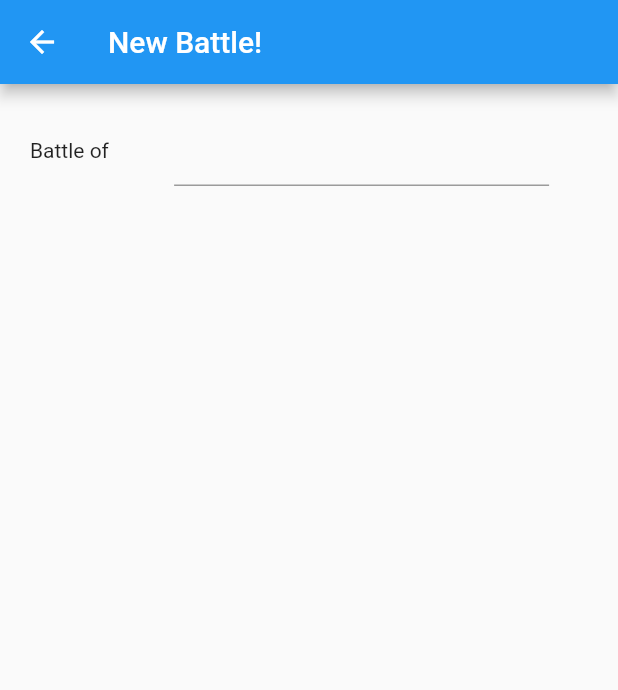
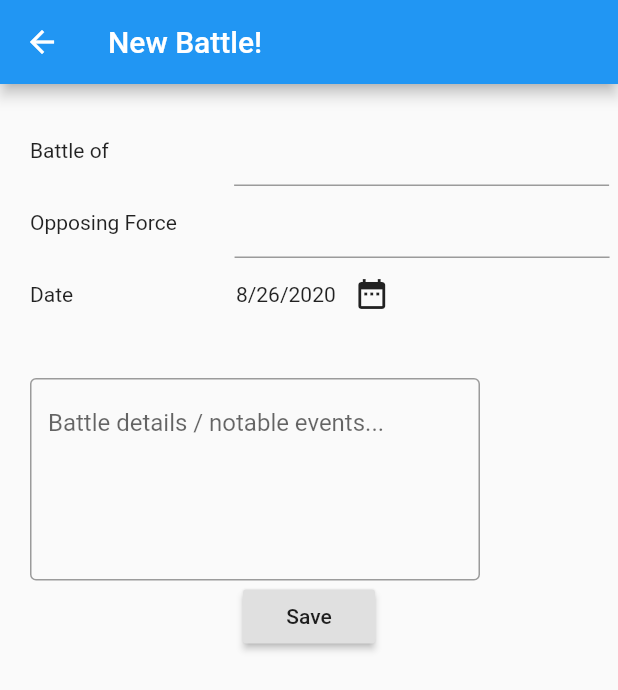
Before and after one commit to Jipwox/Croosade4DK, a Flutter app: the AddCrusadeBattlePage screen opened directly with empty values, on a phone screen of 412 x 824 dp. Shown: the top 690 px of the screen. Run offline on Flutter 3.47's test engine with Material 2 defaults, Android fonts, the phone set to English and light mode, and no system bars; our stand-ins replace image_picker, material_design_icons_flutter, sqflite; accounts and stored records are empty.

```diff
--- a/croosade_4dk/lib/Pages/AddCrusadeBattlePage.dart
+++ b/croosade_4dk/lib/Pages/AddCrusadeBattlePage.dart
@@ -1,3 +1,4 @@
+import 'package:flutter/cupertino.dart';
 import 'package:flutter/material.dart';
 import '../Models/CrusadeBattleModel.dart';
 import '../Models/CrusadeCardModel.dart';
@@ -19,6 +20,20 @@ class _AddCrusadeBattleState extends State<AddCrusadeBattlePage>{
   TextEditingController infoController = new TextEditingController();
   TextEditingController date = new TextEditingController();
   List<CrusadeCardModel> cardModels = new List<CrusadeCardModel>();
+  DateTime selectedDate = DateTime.now();
+  Set<int> checkedIds = new Set<int>();
+  Map<int,bool> checkedValues = new Map<int,bool>();
+
+  Future<List<CrusadeCardModel>> initRetrieveCardModels() async {
+    cardModels = await DatabaseProvider.db.getCrusadeCards(widget.crusadeForceId);
+
+    cardModels.forEach((element) {
+      checkedIds.add(element.id);
+      checkedValues[element.id] = true;
+    });
+
+    return cardModels;
+  }
 
   Future<List<CrusadeCardModel>> retrieveCardModels() async {
     cardModels = await DatabaseProvider.db.getCrusadeCards(widget.crusadeForceId);
@@ -26,10 +41,23 @@ class _AddCrusadeBattleState extends State<AddCrusadeBattlePage>{
     return cardModels;
   }
 
+  Future<void> _selectDate(BuildContext context) async {
+    final DateTime picked = await showDatePicker(
+        context: context,
+        initialDate: selectedDate,
+        firstDate: DateTime(2015, 8),
+        lastDate: DateTime(2101));
+    if (picked != null && picked != selectedDate)
+      setState(() {
+        selectedDate = picked;
+      });
+  }
+
+
   @override
   void initState(){
     super.initState();
-    retrieveCardModels();
+    initRetrieveCardModels();
   }
 
   void refreshPage(){
@@ -55,7 +83,7 @@ class _AddCrusadeBattleState extends State<AddCrusadeBattlePage>{
                           children: [
                             Padding(padding: EdgeInsets.only(top: 10.0, left: 20.0),),
                             Text("Battle of "),
-                            SizedBox(width: 40,),
+                            SizedBox(width: 80,),
                             Container(
                               width: 250.0,
                               child: TextField(
@@ -66,9 +94,37 @@ class _AddCrusadeBattleState extends State<AddCrusadeBattlePage>{
                             ),
                           ]
                       ),
+                      Row(
+                          mainAxisAlignment: MainAxisAlignment.start,
+                          children: [
+                            Padding(padding: EdgeInsets.only(top: 10.0, left: 20.0),),
+                            Text("Opposing Force "),
+                            SizedBox(width: 35,),
+                            Container(
+                              width: 250.0,
+                              child: TextField(
+                                decoration: InputDecoration(
+                                ),
+                                controller: opposingForceNameController,
+                              ),
+                            ),
+                          ]
+                      ),
+                      Row(
+                          mainAxisAlignment: MainAxisAlignment.start,
+                          children: [
+                            Padding(padding: EdgeInsets.only(top: 10.0, left: 20.0),),
+                            Text("Date "),
+                            SizedBox(width: 105,),
+                            Text("${selectedDate.month}/${selectedDate.day}/${selectedDate.year}"),
+                            IconButton(
+                              icon: Icon(Icons.date_range),
+                              onPressed: () => _selectDate(context),
+                            ),
+                          ]
+                      ),
                       ListView.separated(
                         shrinkWrap: true,
-                        physics: new NeverScrollableScrollPhysics(),
                         padding: EdgeInsets.all(16.0),
                         itemCount: cardModels.length,
                         itemBuilder: /*1*/ (context, i) {
@@ -76,7 +132,30 @@ class _AddCrusadeBattleState extends State<AddCrusadeBattlePage>{
                         },
                         separatorBuilder: (context, index) {
                           return Divider();
-                        },)
+                        },),
+                      Row(
+                          mainAxisAlignment: MainAxisAlignment.start,
+                          children: [
+                            Padding(padding: EdgeInsets.only(top: 10.0, left: 20.0),),
+                            Container(
+                              width: 300,
+                              child: TextField(
+                                maxLines: 5,
+                                decoration: InputDecoration(
+                                  hintText: "Battle details / notable events...",
+                                  border: OutlineInputBorder(),
+                                ),
+                                controller: infoController,
+                              ),
+                            ),
+                          ]
+                      ),
+                      RaisedButton(
+                        child: Text("Save"),
+                        onPressed: () => {
+
+                        },
+                      ),
                     ],
                   )
               );
@@ -88,44 +167,18 @@ class _AddCrusadeBattleState extends State<AddCrusadeBattlePage>{
 
   Widget _buildRow(CrusadeCardModel cardModel) {
     String title = "${cardModel.name} / PR: ${cardModel.powerRating} / ${cardModel.rank}";
-    return ListTile(
+    return CheckboxListTile(
       title: Text(title),
-      trailing: IconButton(
-        icon: Icon(
-          Icons.highlight_off,
-        ),
-        onPressed: (){
-          showDialog(
-              barrierDismissible: true,
-              context: context,
-              builder: (BuildContext context) {
-                return AlertDialog (
-                  title: Text("Are you sure you want to delete $title ?"),
-                  actions: [
-                    FlatButton(
-                      child: Text("No"),
-                      onPressed: () {
-                        Navigator.of(context).pop(true); //supposedly the "true" param will refresh the UI on pop
-                      },
-                    ),
-                    FlatButton(
-                      child: Text("Yes"),
-                      onPressed: () {
-                        DatabaseProvider.db.deleteCrusadeCardModel(cardModel.id, cardModel.crusadeForceId);
-                        Navigator.of(context).pop(true); //supposedly the "true" param will refresh the UI on pop
-                      },
-                    ),
-                  ],
-                );
-              }
-          ).then((value) => {
-            setState(() {
-            })
-          });
-        },
-      ),
-      onTap: () {
-        //_navigateToViewCrusadeCardPage(context, cardModel.id);
+      controlAffinity: ListTileControlAffinity.leading,
+      value: checkedValues[cardModel.id],
+      onChanged: (bool value){
+        print(value);
+        setState(() {
+          checkedValues[cardModel.id] = value;
+          if(value) checkedIds.add(cardModel.id);
+          if(!value) checkedIds.remove(cardModel.id);
+          print(checkedIds);
+        });
       },
     );
   }
```
